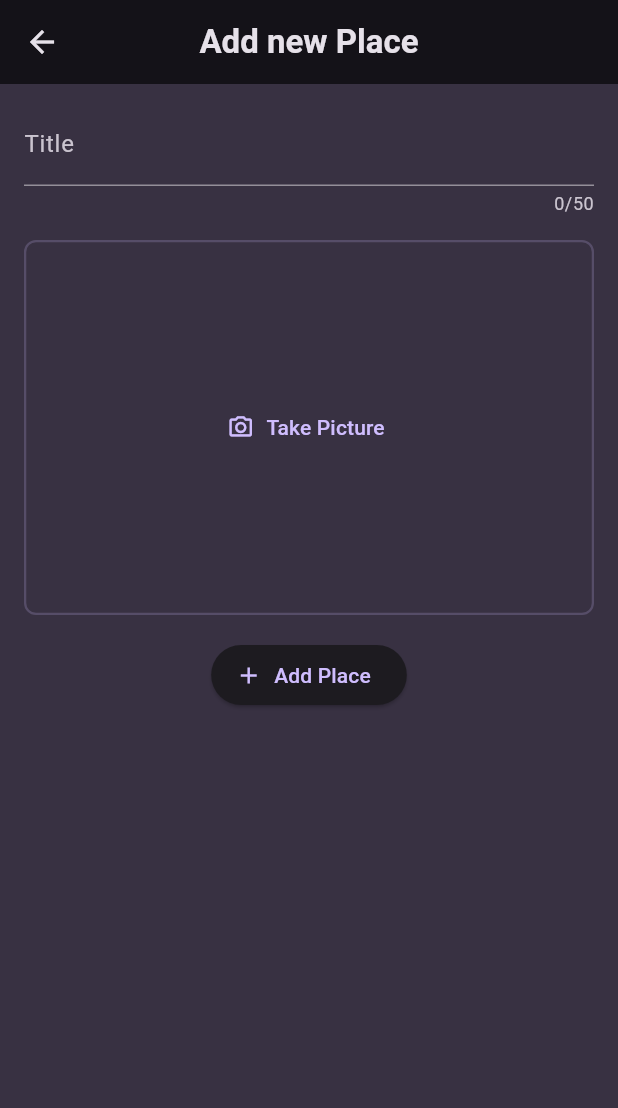
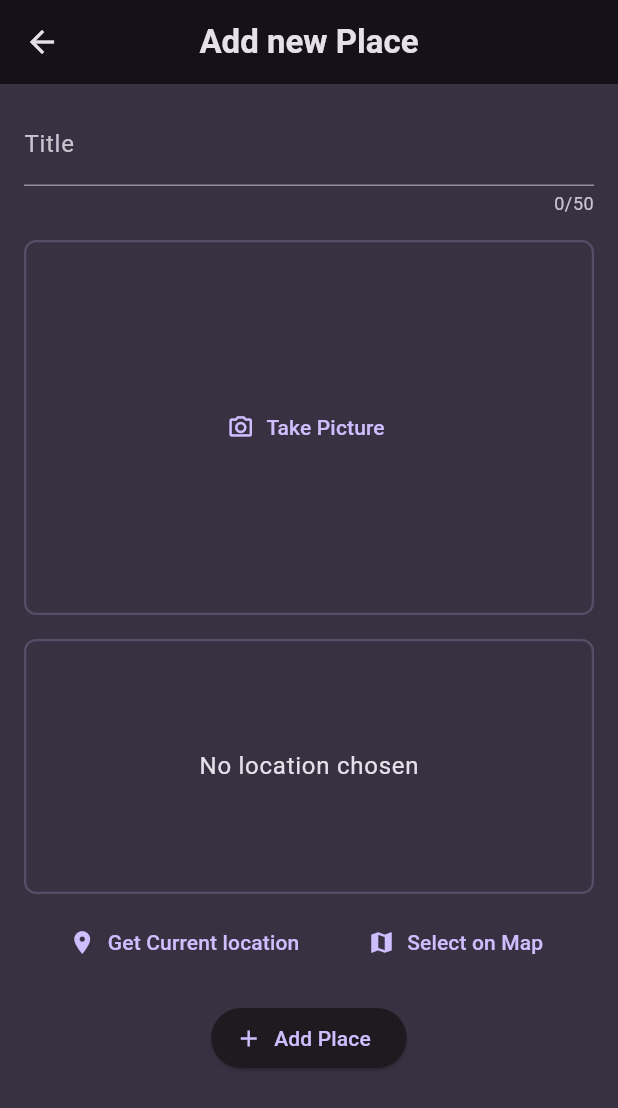
Before and after one commit to eacardenase/flutter-my-places, a Flutter app: the AddPlaceScreen screen opened directly, on a phone screen of 412 x 824 dp. Shown: the top 1108 px of the screen. Run offline on Flutter 3.47's test engine with Material 3 defaults, Android fonts, the light colour scheme and no system bars; our stand-ins replace flutter_riverpod, google_fonts, image_picker.

Commit message:
feat: add get user location setup

```diff
--- a/lib/widgets/add_place_form.dart
+++ b/lib/widgets/add_place_form.dart
@@ -7,6 +7,7 @@
 import 'package:my_places/models/place.dart';
 import 'package:my_places/providers/favorite_places_provider.dart';
 import 'package:my_places/widgets/image_input.dart';
+import 'package:my_places/widgets/location_input.dart';
 
 class NewPlaceForm extends ConsumerStatefulWidget {
   const NewPlaceForm({super.key});
@@ -76,6 +77,8 @@
             onPickImage: _selectImage,
           ),
           const SizedBox(height: 16),
+          const LocationInput(),
+          const SizedBox(height: 16),
           ElevatedButton.icon(
             onPressed: _saveForm,
             icon: const Icon(Icons.add),
--- /dev/null
+++ b/lib/widgets/location_input.dart
@@ -0,0 +1,57 @@
+import 'package:flutter/material.dart';
+
+class LocationInput extends StatefulWidget {
+  const LocationInput({super.key});
+
+  @override
+  State<LocationInput> createState() => _LocationInputState();
+}
+
+class _LocationInputState extends State<LocationInput> {
+  @override
+  Widget build(BuildContext context) {
+    return Column(
+      children: [
+        Container(
+          height: 170,
+          width: double.infinity,
+          alignment: Alignment.center,
+          decoration: BoxDecoration(
+            border: Border.all(
+              width: 1.5,
+              color: Theme.of(context).colorScheme.primary.withOpacity(0.2),
+            ),
+            borderRadius: BorderRadius.circular(8),
+          ),
+          child: Text(
+            'No location chosen',
+            // textAlign: TextAlign.center,
+            style: Theme.of(context).textTheme.bodyLarge!.copyWith(
+                  color: Theme.of(context).colorScheme.onBackground,
+                ),
+          ),
+        ),
+        const SizedBox(height: 8),
+        Row(
+          mainAxisAlignment: MainAxisAlignment.spaceEvenly,
+          children: [
+            TextButton.icon(
+              onPressed: () {},
+              icon: const Icon(Icons.location_on),
+              label: const Text(
+                'Get Current location',
+              ),
+            ),
+            TextButton.icon(
+              onPressed: () {},
+              icon: const Icon(Icons.map),
+              label: const Text(
+                'Select on Map',
+              ),
+            )
+          ],
+        )
+      ],
+    );
+  }
+}
--- a/pubspec.yaml
+++ b/pubspec.yaml
@@ -39,6 +39,7 @@
   flutter_riverpod: ^2.4.10
   uuid: ^4.3.3
   image_picker: ^1.0.7
+  location: ^5.0.3
 
 dev_dependencies:
   flutter_test:
```
Also changed, not shown: pubspec.lock, 3 other files.
